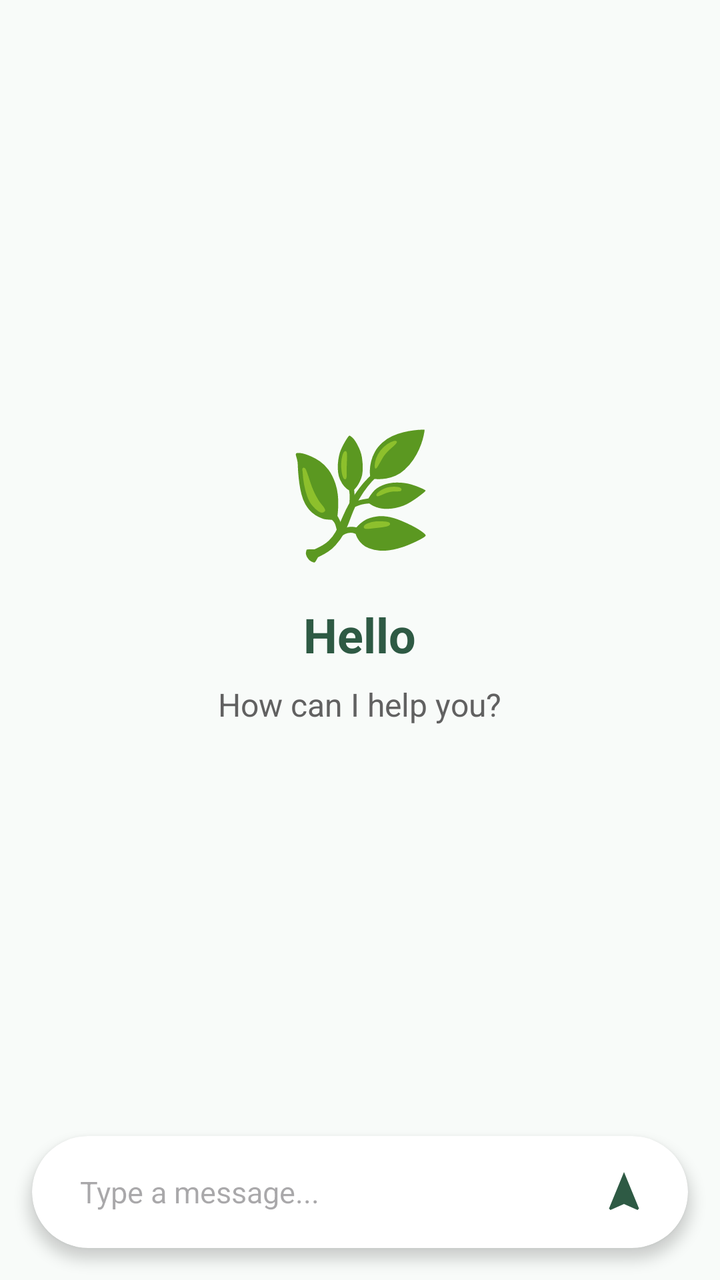
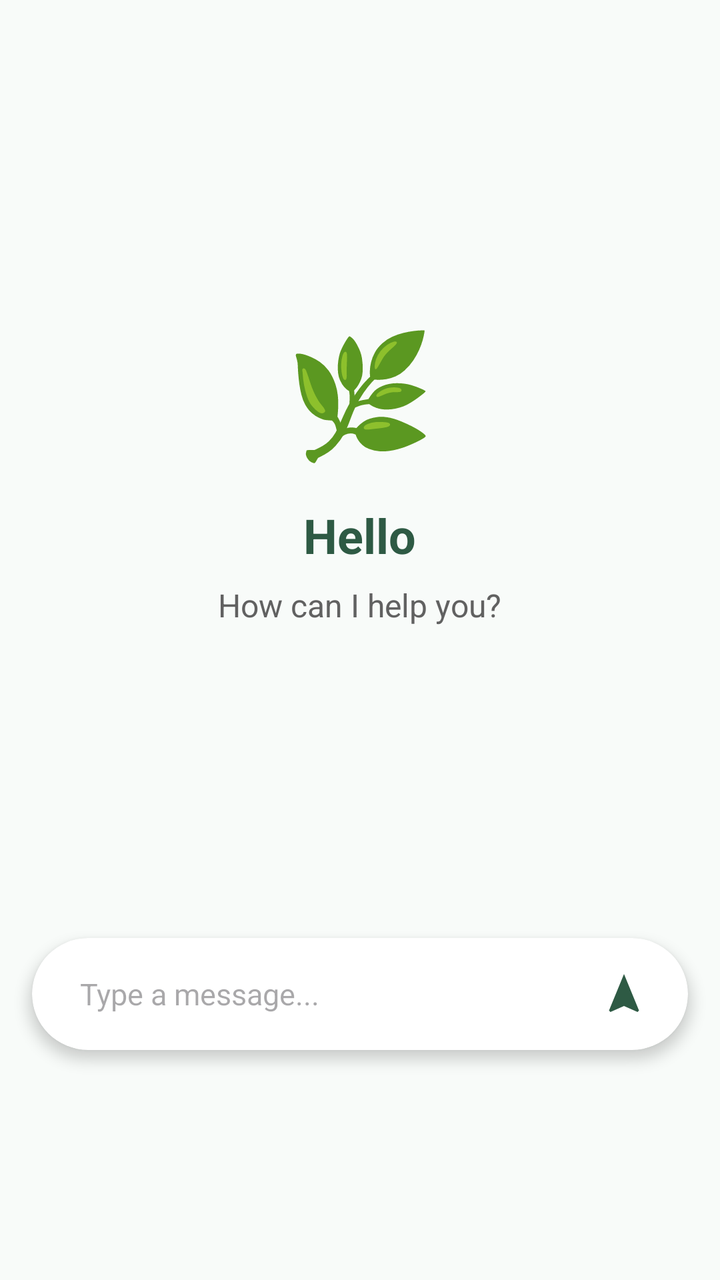

Before-and-after screenshots of an Android layout around one commit, followed by the original layout XML and the change that was made.
<!-- AndroidManifest.xml: application theme Theme.Aqrab -->
<!-- res/layout/fragment_gemini_chat.xml -->
<?xml version="1.0" encoding="utf-8"?>
<androidx.constraintlayout.widget.ConstraintLayout xmlns:android="http://schemas.android.com/apk/res/android"
    xmlns:app="http://schemas.android.com/apk/res-auto"
    android:layout_width="match_parent"
    android:layout_height="match_parent"
    android:background="#F8FBF9">

    <androidx.core.widget.NestedScrollView
        android:id="@+id/chat_scroll_view"
        android:layout_width="match_parent"
        android:layout_height="0dp"
        android:fillViewport="true"
        app:layout_constraintBottom_toTopOf="@+id/chat_input_container"
        app:layout_constraintTop_toTopOf="parent">

        <LinearLayout
            android:layout_width="match_parent"
            android:layout_height="wrap_content"
            android:gravity="center"
            android:orientation="vertical"
            android:padding="24dp">

            <TextView
                android:id="@+id/tv_welcome_plant"
                android:layout_width="wrap_content"
                android:layout_height="wrap_content"
                android:text="🌿"
                android:textSize="60sp"
                android:layout_marginBottom="16dp" />

            <TextView
                android:id="@+id/tv_welcome_title"
                android:layout_width="wrap_content"
                android:layout_height="wrap_content"
                android:text="@string/hello"
                android:textColor="#2E5A44"
                android:textSize="24sp"
                android:textStyle="bold"
                android:gravity="center" />

            <TextView
                android:id="@+id/tv_welcome_subtitle"
                android:layout_width="wrap_content"
                android:layout_height="wrap_content"
                android:layout_marginTop="8dp"
                android:text="@string/chat_subtitle"
                android:textColor="#616161"
                android:textSize="16sp"
                android:gravity="center" />

            <TextView
                android:id="@+id/tv_chat_response"
                android:layout_width="match_parent"
                android:layout_height="wrap_content"
                android:layout_marginTop="24dp"
                android:textColor="#2E5A44"
                android:textSize="16sp"
                android:visibility="gone" />

        </LinearLayout>
    </androidx.core.widget.NestedScrollView>

    <androidx.cardview.widget.CardView
        android:id="@+id/chat_input_container"
        android:layout_width="match_parent"
        android:layout_height="wrap_content"
        android:layout_margin="16dp"
        app:cardCornerRadius="28dp"
        app:cardElevation="4dp"
        app:layout_constraintBottom_toBottomOf="parent">

        <LinearLayout
            android:layout_width="match_parent"
            android:layout_height="wrap_content"
            android:gravity="center_vertical"
            android:orientation="horizontal"
            android:padding="4dp"
            android:paddingBottom="80dp"
            >

            <EditText
                android:id="@+id/et_chat_input"
                android:layout_width="0dp"
                android:layout_height="wrap_content"
                android:layout_weight="1"
                android:background="@android:color/transparent"
                android:hint="@string/type_message"
                android:inputType="textMultiLine"
                android:maxLines="4"
                android:paddingHorizontal="20dp"
                android:paddingVertical="12dp"
                android:textSize="15sp" />

            <ImageView
                android:id="@+id/btn_send"
                android:layout_width="48dp"
                android:layout_height="48dp"
                android:layout_marginEnd="4dp"
                android:background="?attr/selectableItemBackgroundBorderless"
                android:padding="12dp"
                android:src="@drawable/ic_navigation"
                app:tint="#2E5A44" />

        </LinearLayout>
    </androidx.cardview.widget.CardView>

</androidx.constraintlayout.widget.ConstraintLayout>
<!-- resources referenced by this layout -->
<resources>
  <!-- drawable ic_navigation (drawable) -->
  <vector xmlns:android="http://schemas.android.com/apk/res/android"
      android:width="24dp"
      android:height="24dp"
      android:viewportWidth="24"
      android:viewportHeight="24">
      <path
          android:fillColor="#2E5A44"
          android:pathData="M12,2L4.5,20.29l0.71,0.71L12,18l6.79,3 0.71,-0.71z"/>
  </vector>
  <string name="chat_subtitle">How can I help you?</string>
  <string name="hello">Hello</string>
  <string name="type_message">Type a message...</string>
  <style name="Theme.Aqrab" parent="Base.Theme.Aqrab" />
  <style name="Base.Theme.Aqrab" parent="Theme.Material3.DayNight.NoActionBar">
          
          <item name="colorPrimary">@color/primary_green</item>
          <item name="colorAccent">@color/primary_green</item>
          <item name="materialAlertDialogTheme">@style/GreenMaterialAlertDialog</item>
          <item name="alertDialogTheme">@style/GreenAlertDialog</item>
      </style>
  <color name="primary_green">#2E5A44</color>
  <style name="GreenMaterialAlertDialog" parent="ThemeOverlay.Material3.MaterialAlertDialog">
          <item name="colorPrimary">@color/primary_green</item>
          <item name="buttonBarPositiveButtonStyle">@style/GreenAlertButton</item>
          <item name="buttonBarNegativeButtonStyle">@style/GreenAlertButton</item>
          <item name="buttonBarNeutralButtonStyle">@style/GreenAlertButton</item>
      </style>
  <style name="GreenAlertDialog" parent="Theme.AppCompat.Light.Dialog.Alert">
          <item name="colorAccent">@color/primary_green</item>
          <item name="android:textColorPrimary">#333333</item>
          <item name="buttonBarPositiveButtonStyle">@style/GreenAlertButton</item>
          <item name="buttonBarNegativeButtonStyle">@style/GreenAlertButton</item>
      </style>
  <style name="GreenAlertButton" parent="Widget.Material3.Button.TextButton.Dialog">
          <item name="android:textColor">@color/primary_green</item>
      </style>
</resources>

<!-- the commit's change to res/layout/fragment_gemini_chat.xml (unified diff, before → after) -->
@@ -64,7 +64,9 @@
         android:id="@+id/chat_input_container"
         android:layout_width="match_parent"
         android:layout_height="wrap_content"
-        android:layout_margin="16dp"
+        android:layout_marginStart="16dp"
+        android:layout_marginEnd="16dp"
+        android:layout_marginBottom="115dp"
         app:cardCornerRadius="28dp"
         app:cardElevation="4dp"
         app:layout_constraintBottom_toBottomOf="parent">
@@ -75,7 +77,6 @@
             android:gravity="center_vertical"
             android:orientation="horizontal"
             android:padding="4dp"
-            android:paddingBottom="80dp"
             >
 
             <EditText
